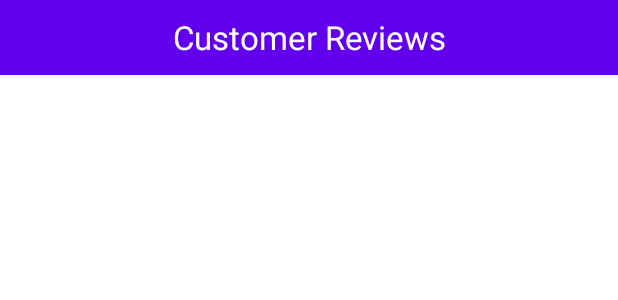
After one commit to BamunugeDR99/MAD_Project_Thunder6.2, an Android app: the layout activity_customer_reviews.xml on its own in the app's theme, with its tools: preview values and no code run, on a phone screen of 412 x 824 dp. The commit adds this screen. Shown: the top 300 px of the screen. Run offline under Robolectric (Android 15) with nearby library versions, the phone set to English and light mode, and no system bars.

Commit message:
Tharindu branch commit 7

```diff
--- a/app/src/main/java/com/example/mad_group_project/YourAdaptor.java
+++ b/app/src/main/java/com/example/mad_group_project/YourAdaptor.java
@@ -95,7 +95,7 @@ public class YourAdaptor extends FirebaseRecyclerAdapter<yourreviews, YourAdapto
                         map.put("description",description.getText().toString());
 
 
-                        FirebaseDatabase.getInstance().getReference().child("Reviews")
+                        FirebaseDatabase.getInstance().getReference().child("YourReviews")
                                 .child(getRef(position).getKey()).updateChildren(map)
                                 .addOnSuccessListener(new OnSuccessListener<Void>() {
                                     @Override
@@ -137,7 +137,7 @@ public class YourAdaptor extends FirebaseRecyclerAdapter<yourreviews, YourAdapto
                     @Override
                     public void onClick(DialogInterface dialog, int which) {
 
-                        FirebaseDatabase.getInstance().getReference().child("Reviews")
+                        FirebaseDatabase.getInstance().getReference().child("YourReviews")
                                 .child(getRef(position).getKey()).removeValue();
 
 
--- a/app/src/main/java/com/example/mad_group_project/your_reviews.java
+++ b/app/src/main/java/com/example/mad_group_project/your_reviews.java
@@ -29,7 +29,7 @@ public class your_reviews extends AppCompatActivity {
 
         FirebaseRecyclerOptions<yourreviews> options =
                 new FirebaseRecyclerOptions.Builder<yourreviews>()
-                        .setQuery(FirebaseDatabase.getInstance().getReference().child("Reviews"), yourreviews.class)
+                        .setQuery(FirebaseDatabase.getInstance().getReference().child("YourReviews"), yourreviews.class)
                         .build();
 
 
--- a/app/src/main/java/com/example/mad_group_project/yourreviews.java
+++ b/app/src/main/java/com/example/mad_group_project/yourreviews.java
@@ -31,6 +31,4 @@ public class yourreviews {
     public void setImageurl(String imageurl) {
         this.imageurl = imageurl;
     }
-
-
 }
--- /dev/null
+++ b/app/src/main/res/layout/activity_customer_reviews.xml
@@ -0,0 +1,39 @@
+<?xml version="1.0" encoding="utf-8"?>
+<androidx.constraintlayout.widget.ConstraintLayout xmlns:android="http://schemas.android.com/apk/res/android"
+    xmlns:app="http://schemas.android.com/apk/res-auto"
+    xmlns:tools="http://schemas.android.com/tools"
+    android:layout_width="match_parent"
+    android:layout_height="match_parent"
+    tools:context=".customer_reviews">
+
+    <TextView
+        android:id="@+id/textView3"
+        android:layout_width="match_parent"
+        android:layout_height="50dp"
+        android:background="@color/purple_500"
+        android:gravity="center"
+        android:text="Customer Reviews"
+        android:textColor="#FFFFFF"
+        android:textSize="22sp"
+        app:layout_constraintEnd_toEndOf="parent"
+        app:layout_constraintHorizontal_bias="0.5"
+        app:layout_constraintStart_toStartOf="parent"
+
+        app:layout_constraintTop_toTopOf="parent" />
+
+    <androidx.recyclerview.widget.RecyclerView
+        android:id="@+id/rv2"
+        android:layout_width="match_parent"
+        android:layout_height="wrap_content"
+        android:layout_marginStart="1dp"
+        android:layout_marginEnd="1dp"
+        android:layout_marginBottom="1dp"
+        app:layout_constraintBottom_toBottomOf="parent"
+        app:layout_constraintEnd_toEndOf="parent"
+        app:layout_constraintHorizontal_bias="0.0"
+        app:layout_constraintStart_toStartOf="parent"
+        app:layout_constraintTop_toBottomOf="@+id/textView3"
+        app:layout_constraintVertical_bias="0.0" />
+
+
+</androidx.constraintlayout.widget.ConstraintLayout>
--- a/app/src/main/res/layout/your_item.xml
+++ b/app/src/main/res/layout/your_item.xml
@@ -60,13 +60,13 @@
             android:layout_height="wrap_content"
             android:layout_below="@+id/rev_review"
             android:layout_alignParentStart="true"
+            android:layout_alignParentLeft="true"
             android:layout_marginStart="28dp"
             android:layout_marginLeft="15dp"
             android:layout_marginTop="31dp"
             android:backgroundTint="#4CAF50"
             android:text="Edit Review"
-            android:textSize="16sp"
-            android:layout_alignParentLeft="true"></Button>
+            android:textSize="16sp"></Button>
 
         <Button
             android:id="@+id/btn_delete"
--- a/app/src/main/res/values/themes.xml
+++ b/app/src/main/res/values/themes.xml
@@ -1,6 +1,6 @@
 <resources xmlns:tools="http://schemas.android.com/tools">
     <!-- Base application theme. -->
-    <style name="Theme.MAD_Group_Project" parent="Theme.MaterialComponents.DayNight.DarkActionBar">
+    <style name="Theme.MAD_Group_Project" parent="Theme.MaterialComponents.DayNight.NoActionBar">
         <!-- Primary brand color. -->
         <item name="colorPrimary">@color/purple_500</item>
         <item name="colorPrimaryVariant">@color/purple_700</item>
```
Also changed, not shown: app/src/main/AndroidManifest.xml (+5 -2 lines), app/src/main/java/com/example/mad_group_project/customer_reviews.java (added, +14 -0 lines). Lines whose indentation alone changed are shown as unchanged.
